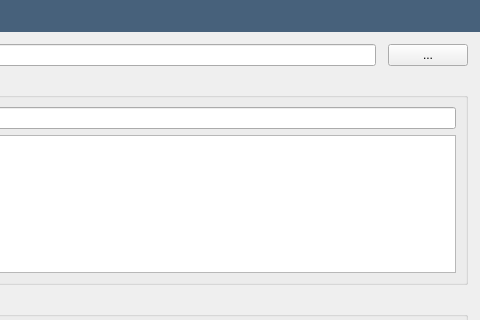
Before: the Qt Designer form src/openfluid/ui/waresdev/WaresSrcExportDialog.ui in OpenFLUID/openfluid, drawn with Qt 5; both pictures show x 236 to 716 and y 0 to 320 of the 716 by 623 pixel window.
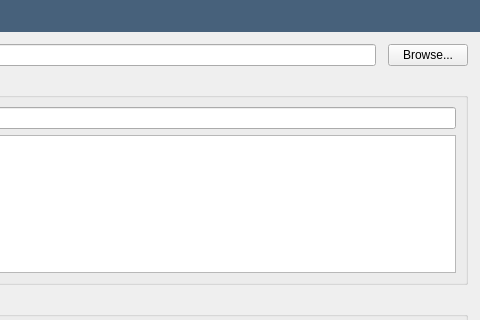
After: the same form once the commit is applied.

```diff
--- a/src/openfluid/ui/waresdev/WaresSrcExportDialog.ui
+++ b/src/openfluid/ui/waresdev/WaresSrcExportDialog.ui
@@ -98,7 +98,7 @@
        <item>
         <widget class="QPushButton" name="PackagePathButton">
          <property name="text">
-          <string>...</string>
+          <string>Browse...</string>
          </property>
         </widget>
        </item>
```
